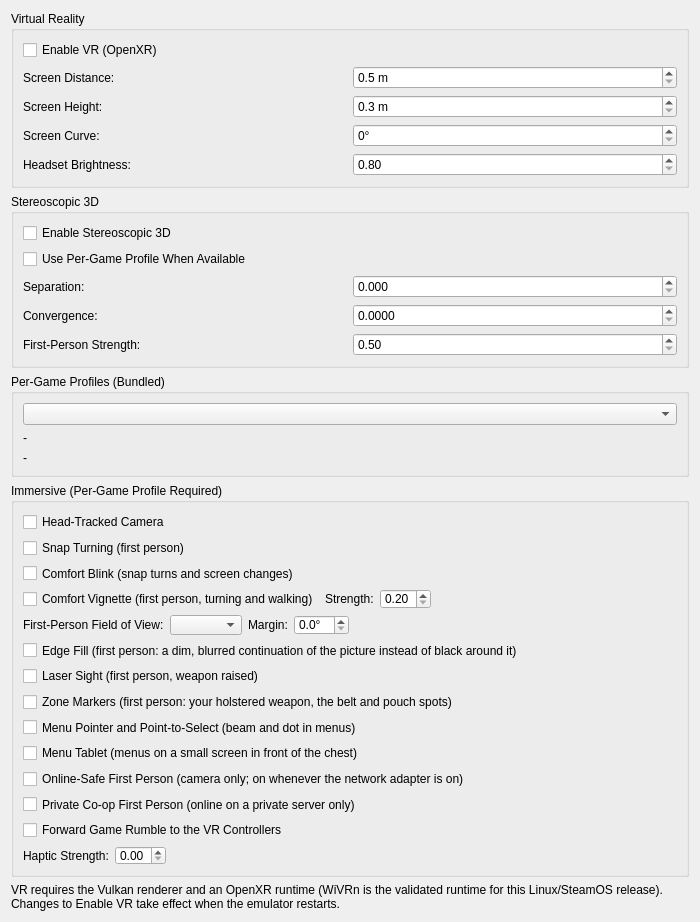
Before: the Qt Designer form pcsx2-qt/Settings/VRSettingsWidget.ui in beadbeed/PenguinScreen2, drawn with Qt 5.
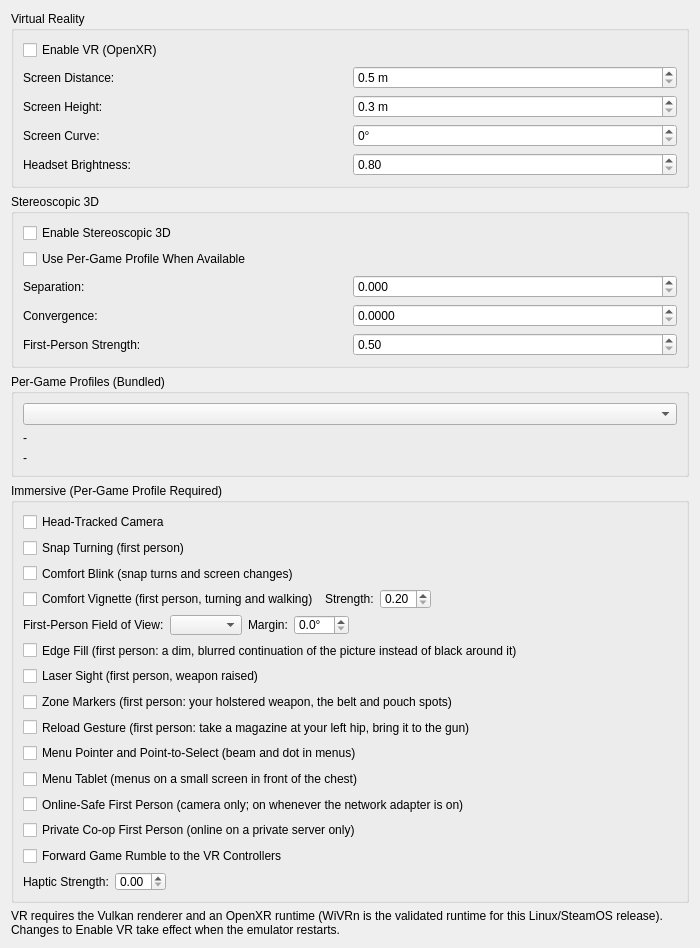
After: the same form once the commit is applied.

Commit message: Reload gesture wired into the VR input path: a magazine from the left hip, the game's own L1 reload

Patch:
```diff
--- a/pcsx2-qt/Settings/VRSettingsWidget.ui
+++ b/pcsx2-qt/Settings/VRSettingsWidget.ui
@@ -436,6 +436,13 @@
         </property>
        </widget>
       </item>
+      <item>
+       <widget class="QCheckBox" name="reloadGesture">
+        <property name="text">
+         <string>Reload Gesture (first person: take a magazine at your left hip, bring it to the gun)</string>
+        </property>
+       </widget>
+      </item>
       <item>
        <widget class="QCheckBox" name="menuPointer">
         <property name="text">
```
Left out of the diff: 1 changed line with no effect on the pictures. The commit also changes 16 other files.
